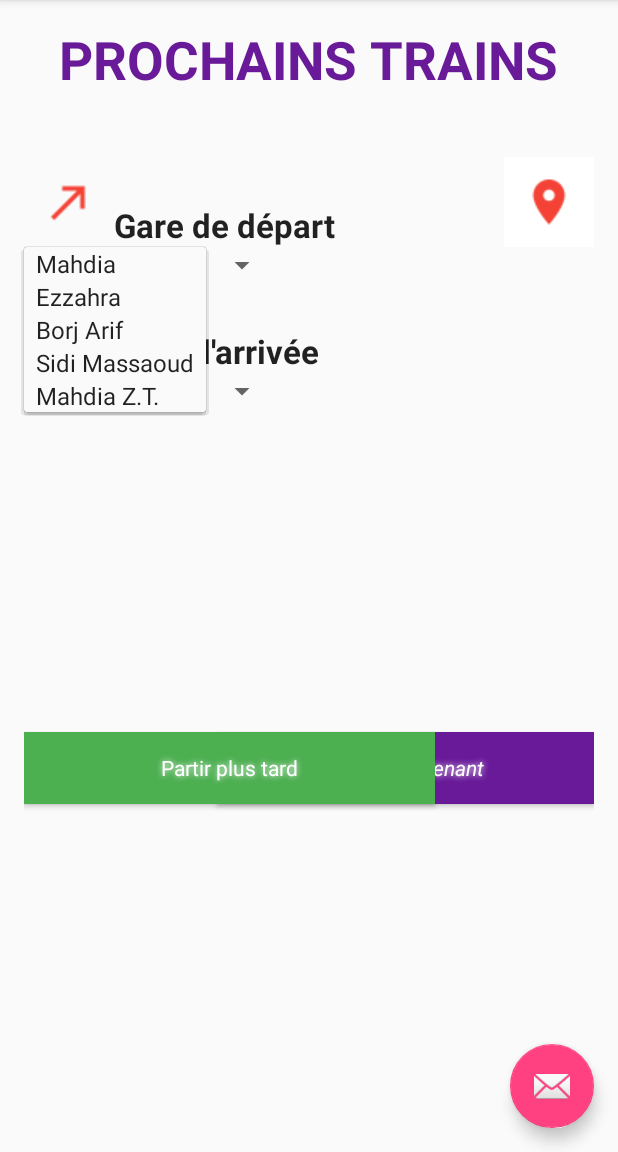
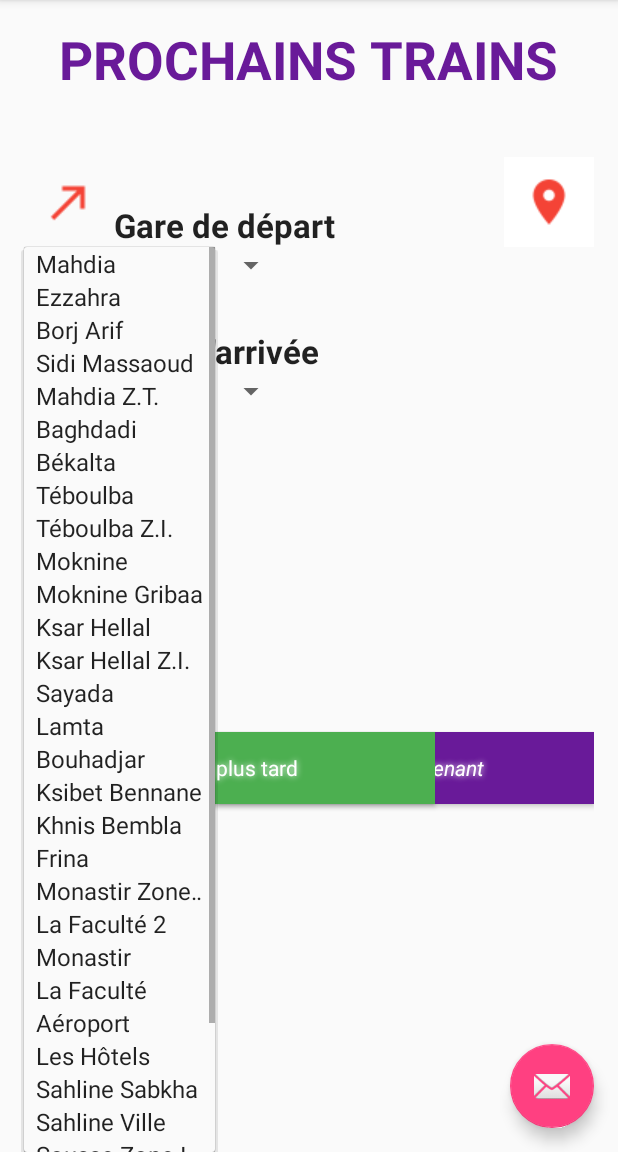
Before and after one commit to benzineb/ProjectWithZied, an Android app: the screen it shows after launch (MainActivity), after a tap on "Mahdia", on a phone screen of 412 x 824 dp, the part 84-1236 px from its top. Run offline under Robolectric (Android 15) with nearby library versions, the phone set to English and light mode, and no system bars.

Commit message:
jawna behi chef requete temchi

```diff
--- a/app/src/main/java/com/example/user/projectwithzied/DataBaseHelper.java
+++ b/app/src/main/java/com/example/user/projectwithzied/DataBaseHelper.java
@@ -165,9 +165,11 @@ public static String Tag="jabeur";
        MainActivity mainActivity=new MainActivity();
         depart=mainActivity.getGareDepart();
         head=mainActivity.getHeadsign();
-        Log.d(Tag, "query:"+departure );
-        return myDataBase.query("stop_times,stops",new String[]{"departure_time"}, "stop_times.stop_id=stops.stop_id and stops.stop_name=\"+departure+\" and trip_id<43 and stop_times.stop_headsign=\"Sousse\"", null, null, null,"departure_time");
-     //   return myDataBase.rawQuery("select departure_time from stop_times,stops WHERE stop_times.stop_id=stops.stop_id AND stops.stop_name="+departure+" and trip_id<43 AND stop_times.stop_headsign="+head+"",new String[]{"departure_time"});
+        Log.d(Tag, "query:"+mainActivity.GareDepart );
+       return myDataBase.query("stop_times,stops", new String[]{"departure_time"}, "stop_times.stop_id=stops.stop_id  and trip_id<43 and stops.stop_name=? and stop_times.stop_headsign=?", new String[]{depart,head}, null, null, "departure_time");
+
+   //  return myDataBase.query("agency",null,null,null,null,null,null);
+      // return myDataBase.rawQuery("select departure_time from stop_times,stops WHERE stop_times.stop_id=stops.stop_id AND stops.stop_name=\"+"+mainActivity.GareDepart+"\" and trip_id<43 AND stop_times.stop_headsign="+head+"",new String[]{"departure_time"});
     }
 
 }
--- a/app/src/main/java/com/example/user/projectwithzied/MainActivity.java
+++ b/app/src/main/java/com/example/user/projectwithzied/MainActivity.java
@@ -40,7 +40,40 @@ public static String GareDepart;
         Button partir = (Button) findViewById(R.id.maintenant);
         Button partirpl = (Button) findViewById(R.id.partirpl);
         this.arraySpinner = new String[]{
-                "Mahdia", "Ezzahra", "Borj Arif", "Sidi Massaoud", "Mahdia Z.T."
+
+                "Mahdia",
+                "Ezzahra" ,
+                "Borj Arif" ,
+                "Sidi Massaoud" ,
+                "Mahdia Z.T." ,
+                "Baghdadi" ,
+                "Békalta",
+                "Téboulba" ,
+                "Téboulba Z.I." ,
+                "Moknine" ,
+                "Moknine Gribaa" ,
+                "Ksar Hellal" ,
+                "Ksar Hellal Z.I.",
+                "Sayada" ,
+                "Lamta" ,
+                "Bouhadjar" ,
+                "Ksibet Bennane",
+                "Khnis Bembla" ,
+                "Frina" ,
+                "Monastir Zone Industrielle" ,
+                "La Faculté 2",
+                "Monastir",
+                "La Faculté" ,
+                "Aéroport",
+                "Les Hôtels",
+                "Sahline Sabkha",
+                "Sahline Ville" ,
+                "Sousse Zone Industrielle",
+                "Arrêt Dépot ",
+                "Sousse Sud",
+                "Sousse Mohamed V",
+                "Sousse Bab Jédid"
+
         };
         final Spinner dep = (Spinner) findViewById(R.id.spinner);
         final Spinner arr = (Spinner) findViewById(R.id.spinnerarr);
@@ -49,9 +82,7 @@ public static String GareDepart;
                 android.R.layout.simple_spinner_item, arraySpinner);
         dep.setAdapter(adapter);
         arr.setAdapter(adapter);
-        GareDepart = dep.getSelectedItem().toString();
-        IndexGareDepart = dep.getSelectedItemPosition();
-        IndexGareArrivee = arr.getSelectedItemPosition();
+
 
 
 
@@ -59,11 +90,15 @@ public static String GareDepart;
     partir.setOnClickListener(new View.OnClickListener() {
         @Override
         public void onClick(View v) {
+
             if (dep.getSelectedItem() == arr.getSelectedItem()) {
                 Toast.makeText(MainActivity.this, "la station du départ doit être differente de l'arrivée ", Toast.LENGTH_LONG).show();
             } else {
+                GareDepart = dep.getSelectedItem().toString();
+                IndexGareDepart = dep.getSelectedItemPosition();
+                IndexGareArrivee = arr.getSelectedItemPosition();
+                DataBaseHelper myDbHelper = new DataBaseHelper(MainActivity.this);
 
-                DataBaseHelper myDbHelper = new DataBaseHelper(MainActivity.this);
 
 
                 try {
@@ -90,13 +125,15 @@ public static String GareDepart;
                 }
 
                 Toast.makeText(MainActivity.this, "success", Toast.LENGTH_SHORT).show();
-             //     c = myDbHelper.query("stop_times,stops",new String[]{"departure_time"}, "stop_times.stop_id=stops.stop_id AND stops.stop_name="+departure+" and trip_id<43 AND stop_times.stop_headsign="+headsign+"", null, null, null,"departure_time");
-              c = myDbHelper.query("stop_times,stops", null, null, null, null, null, null);
-                Log.d(Tag, "query:" + departure);
+          //   c=myDbHelper.query("agency",null,null,null,null,null,null);
+                // c = myDbHelper.query("stop_times,stops",new String[]{"departure_time"}, "stop_times.stop_id=stops.stop_id AND stops.stop_name=\" "+GareDepart.toString()+"\" and trip_id<43 AND stop_times.stop_headsign=\""+headsign+"\"", null, null, null,"departure_time");
+             c = myDbHelper.query("stop_times,stops", null, null, null, null, null, null);
+                Log.d(Tag, "query:" + GareDepart);
                 if (c.moveToFirst()) {
                     do {
                         Toast.makeText(MainActivity.this,
                                 "departure_time=" + c.getString(0), Toast.LENGTH_LONG).show();
+                        Log.d(Tag, "onClick:"+c.getString(0));
                     } while (c.moveToNext());
 
                 }
```
